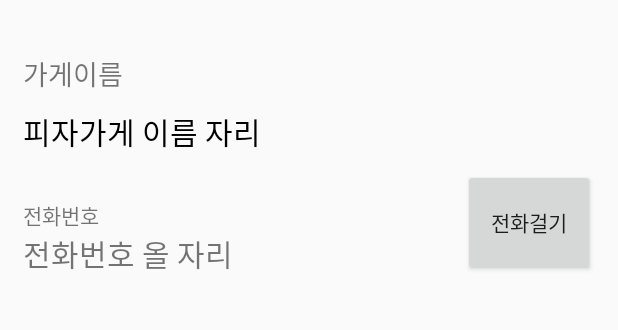
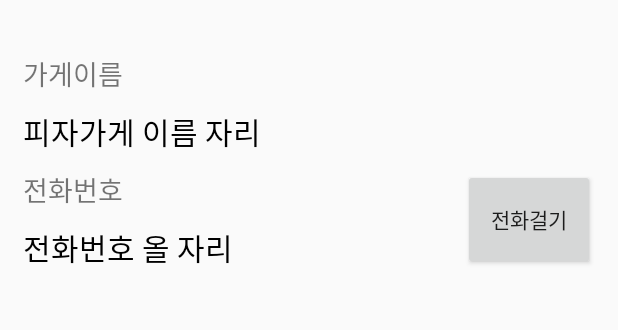
Before and after one commit to jmkim0106/PizzaStore_20200527, an Android app: the PizzaStoreDetailActivity screen opened directly, with no data from a screen before it, on a phone screen of 412 x 824 dp, the part 310-640 px from its top. Run offline under Robolectric (Android 15) with nearby library versions, the phone set to English and light mode, and no system bars; our stand-ins replace CircleImageView, data binding.

Commit message:
가게 목록 중 하나를 누르면, 그 가게를 통째로 첨부해서 상세화면으로 이동

```diff
--- a/app/src/main/java/com/example/pizzastore_20200527/datas/PizzaStore.java
+++ b/app/src/main/java/com/example/pizzastore_20200527/datas/PizzaStore.java
@@ -1,6 +1,8 @@
 package com.example.pizzastore_20200527.datas;
 
-public class PizzaStore {
+import java.io.Serializable;
+
+public class PizzaStore implements Serializable {
 
     private String name;
     private String phoneNum;
--- a/app/src/main/res/layout/activity_pizza_store_detail.xml
+++ b/app/src/main/res/layout/activity_pizza_store_detail.xml
@@ -1,5 +1,6 @@
 <?xml version="1.0" encoding="utf-8"?>
 <layout>
+
     <LinearLayout xmlns:android="http://schemas.android.com/apk/res/android"
         xmlns:app="http://schemas.android.com/apk/res-auto"
         xmlns:tools="http://schemas.android.com/tools"
@@ -31,17 +32,17 @@
             android:layout_width="wrap_content"
             android:layout_height="wrap_content"
             android:layout_marginTop="20dp"
-            android:textSize="18sp"
-            android:text="가게이름"/>
+            android:text="가게이름"
+            android:textSize="18sp" />
 
         <TextView
             android:id="@+id/nameTxt"
             android:layout_width="wrap_content"
             android:layout_height="wrap_content"
+            android:layout_marginTop="10dp"
             android:text="피자가게 이름 자리"
             android:textColor="#000000"
-            android:textSize="20sp"
-            android:layout_marginTop="10dp"/>
+            android:textSize="20sp" />
 
         <LinearLayout
             android:layout_width="match_parent"
@@ -51,22 +52,24 @@
 
             <LinearLayout
                 android:layout_width="0dp"
+                android:layout_height="wrap_content"
                 android:layout_weight="1"
-                android:layout_height="wrap_content"
                 android:orientation="vertical">
 
                 <TextView
                     android:layout_width="match_parent"
                     android:layout_height="wrap_content"
-                    android:layout_marginTop="20dp"
-                    android:text="전화번호"/>
+                    android:text="전화번호"
+                    android:textSize="18sp" />
 
                 <TextView
                     android:id="@+id/phoneNumTxt"
                     android:layout_width="wrap_content"
                     android:layout_height="wrap_content"
+                    android:layout_marginTop="10dp"
                     android:text="전화번호 올 자리"
-                    android:textSize="20sp"/>
+                    android:textColor="#000000"
+                    android:textSize="20sp" />
 
             </LinearLayout>
 
@@ -74,7 +77,7 @@
                 android:id="@+id/callBtn"
                 android:layout_width="wrap_content"
                 android:layout_height="match_parent"
-                android:text="전화걸기"/>
+                android:text="전화걸기" />
 
         </LinearLayout>
 
```
Also changed, not shown: app/src/main/java/com/example/pizzastore_20200527/MainActivity.java (+16 -0 lines).
